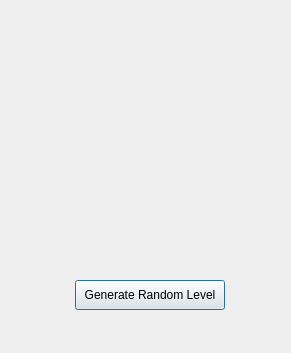
jeanpierrethach/FreeFlow-Grid-Solver-, file levelmenu.ui: the form before one commit.
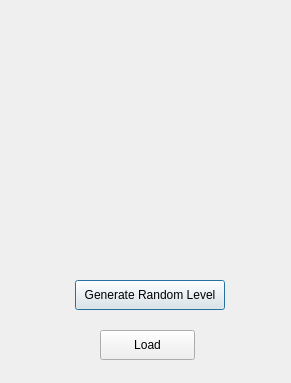
The form after the commit.

Commit message: Snippet: Allow user to load a game

The edit to the form file:
```diff
--- a/levelmenu.ui
+++ b/levelmenu.ui
@@ -7,7 +7,7 @@
     <x>0</x>
     <y>0</y>
     <width>291</width>
-    <height>353</height>
+    <height>383</height>
    </rect>
   </property>
   <property name="windowTitle">
@@ -37,6 +37,19 @@
     <string>Generate Random Level</string>
    </property>
   </widget>
+  <widget class="QPushButton" name="load">
+   <property name="geometry">
+    <rect>
+     <x>100</x>
+     <y>330</y>
+     <width>95</width>
+     <height>30</height>
+    </rect>
+   </property>
+   <property name="text">
+    <string>Load</string>
+   </property>
+  </widget>
  </widget>
  <resources/>
  <connections/>
```
The commit also changes 7 other files.
